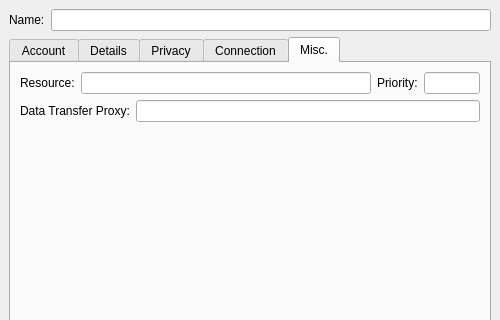
Above: src/accountmodify.ui from mblsha/psi before the change; both pictures show x 0 to 500 and y 0 to 320 of the 500 by 469 pixel window. Below: the same form after it.
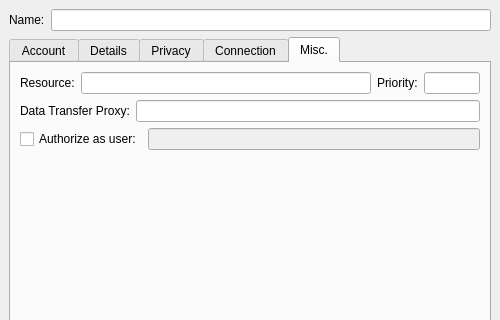
That is the form after the change. The open tabs and pages were chosen to show the change. Custom widgets are drawn as their Qt base class.

Commit message: Some preliminary code to allow setting authzid.

```diff
--- a/src/accountmodify.ui
+++ b/src/accountmodify.ui
@@ -819,6 +819,30 @@
          </item>
         </layout>
        </item>
+       <item>
+        <layout class="QHBoxLayout" >
+         <property name="margin" >
+          <number>0</number>
+         </property>
+         <property name="spacing" >
+          <number>6</number>
+         </property>
+         <item>
+          <widget class="QCheckBox" name="ck_authzid" >
+           <property name="text" >
+            <string>Authorize as user:</string>
+           </property>
+          </widget>
+         </item>
+         <item>
+          <widget class="QLineEdit" name="le_authzid" >
+           <property name="enabled" >
+            <bool>false</bool>
+           </property>
+          </widget>
+         </item>
+        </layout>
+       </item>
        <item>
         <spacer>
          <property name="orientation" >
```
The commit also changes 7 other files.
